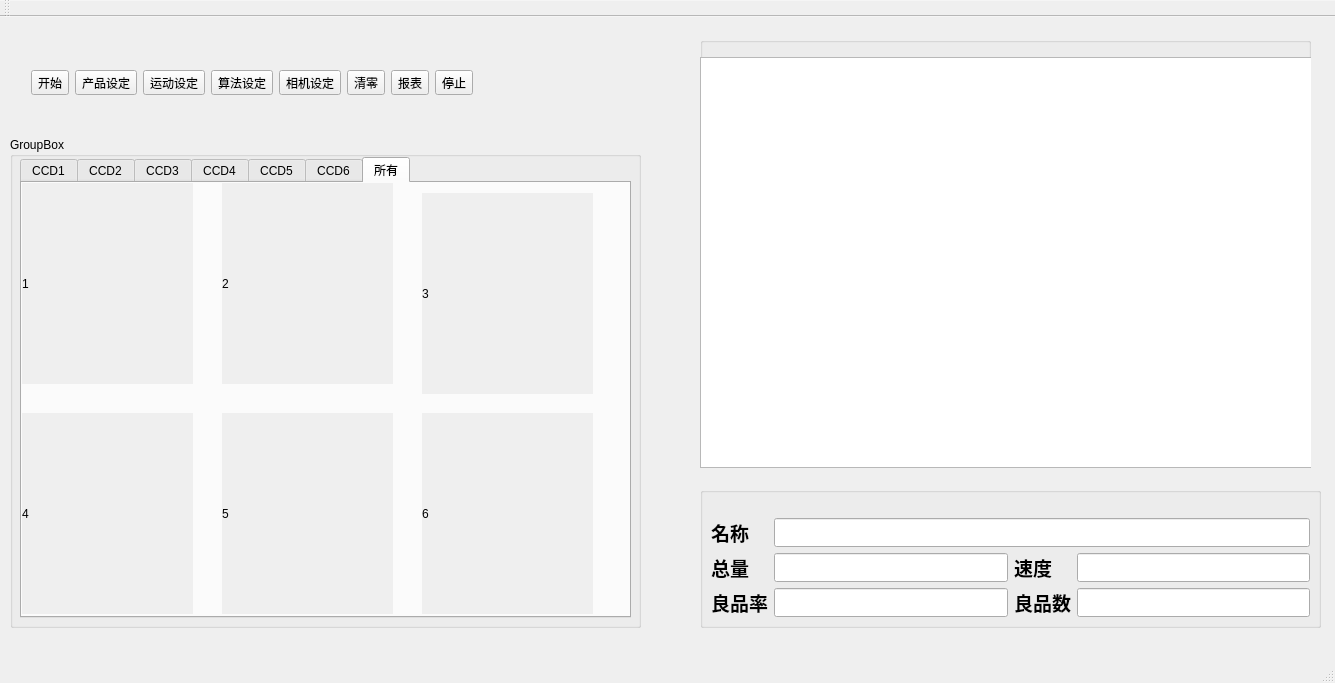
The window that CameraDtecte-1/CameraDtecte1.ui (gzj1997/CameraDtecte-1) describes before a commit, drawn with Qt 5.
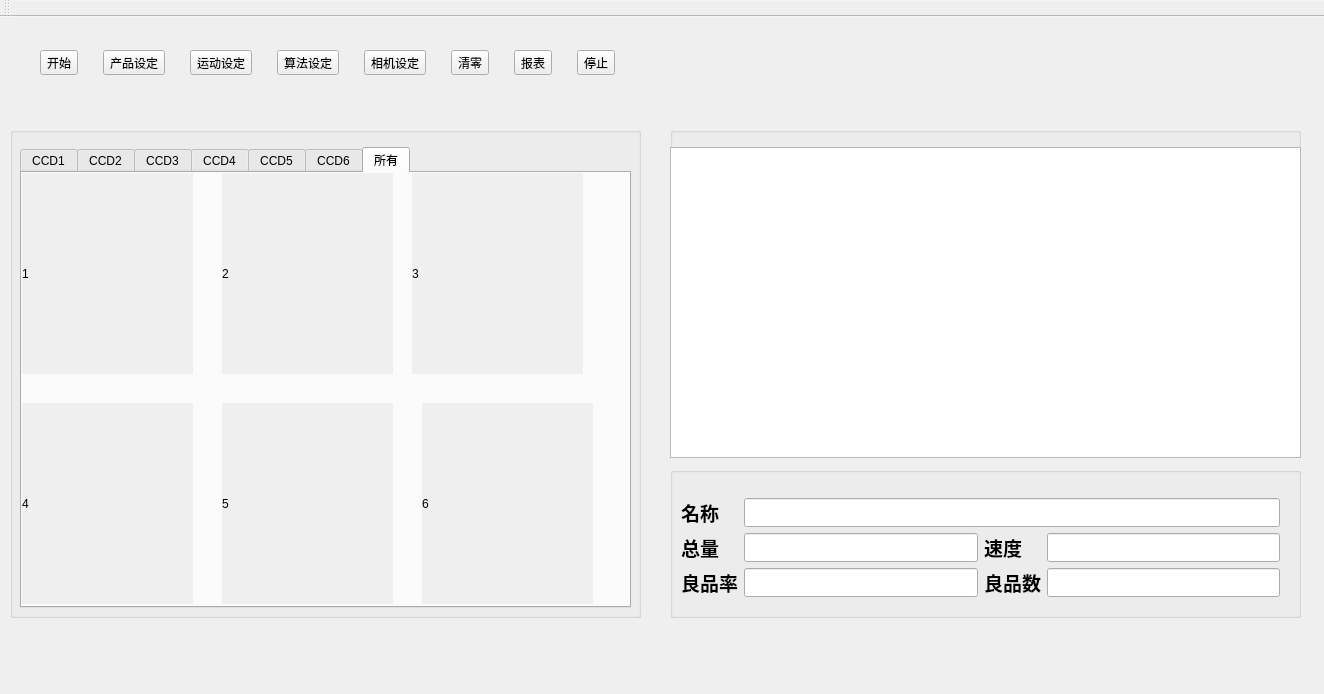
The same window after the commit. The open tabs and pages were chosen to show the change. Icons and pictures are not drawn.

```diff
--- a/CameraDtecte-1/CameraDtecte1.ui
+++ b/CameraDtecte-1/CameraDtecte1.ui
@@ -6,8 +6,8 @@
    <rect>
     <x>0</x>
     <y>0</y>
-    <width>1335</width>
-    <height>683</height>
+    <width>1324</width>
+    <height>694</height>
    </rect>
   </property>
   <property name="windowTitle">
@@ -28,6 +28,12 @@
 border-image:url(); 
 }</string>
   </property>
+  <property name="iconSize">
+   <size>
+    <width>64</width>
+    <height>64</height>
+   </size>
+  </property>
   <widget class="QWidget" name="centralWidget">
    <property name="styleSheet">
     <string notr="true">#centralWidget { 
@@ -40,9 +46,9 @@
    <widget class="QWidget" name="horizontalLayoutWidget">
     <property name="geometry">
      <rect>
-      <x>20</x>
-      <y>20</y>
-      <width>1171</width>
+      <x>10</x>
+      <y>0</y>
+      <width>641</width>
       <height>91</height>
      </rect>
     </property>
@@ -216,28 +222,15 @@
        </property>
       </widget>
      </item>
-     <item>
-      <spacer name="horizontalSpacer">
-       <property name="orientation">
-        <enum>Qt::Horizontal</enum>
-       </property>
-       <property name="sizeHint" stdset="0">
-        <size>
-         <width>40</width>
-         <height>20</height>
-        </size>
-       </property>
-      </spacer>
-     </item>
     </layout>
    </widget>
    <widget class="QGroupBox" name="groupBox_2">
     <property name="geometry">
      <rect>
-      <x>700</x>
-      <y>20</y>
-      <width>611</width>
-      <height>431</height>
+      <x>670</x>
+      <y>110</y>
+      <width>631</width>
+      <height>331</height>
      </rect>
     </property>
     <property name="title">
@@ -248,8 +241,8 @@
       <rect>
        <x>0</x>
        <y>20</y>
-       <width>621</width>
-       <height>411</height>
+       <width>631</width>
+       <height>311</height>
       </rect>
      </property>
     </widget>
@@ -257,10 +250,10 @@
    <widget class="QGroupBox" name="groupBox_3">
     <property name="geometry">
      <rect>
-      <x>700</x>
-      <y>470</y>
-      <width>621</width>
-      <height>141</height>
+      <x>670</x>
+      <y>450</y>
+      <width>631</width>
+      <height>151</height>
      </rect>
     </property>
     <property name="font">
@@ -286,6 +279,14 @@
      <layout class="QGridLayout" name="gridLayout_2">
       <item row="0" column="0">
        <widget class="QLabel" name="label_22">
+        <property name="font">
+         <font>
+          <family>Agency FB</family>
+          <pointsize>14</pointsize>
+          <weight>75</weight>
+          <bold>true</bold>
+         </font>
+        </property>
         <property name="text">
          <string>名称</string>
         </property>
@@ -293,6 +294,14 @@
       </item>
       <item row="1" column="0">
        <widget class="QLabel" name="label_23">
+        <property name="font">
+         <font>
+          <family>Agency FB</family>
+          <pointsize>14</pointsize>
+          <weight>75</weight>
+          <bold>true</bold>
+         </font>
+        </property>
         <property name="text">
          <string>总量</string>
         </property>
@@ -300,6 +309,14 @@
       </item>
       <item row="1" column="2">
        <widget class="QLabel" name="label_24">
+        <property name="font">
+         <font>
+          <family>Agency FB</family>
+          <pointsize>14</pointsize>
+          <weight>75</weight>
+          <bold>true</bold>
+         </font>
+        </property>
         <property name="text">
          <string>速度</string>
         </property>
@@ -307,16 +324,41 @@
       </item>
       <item row="2" column="0">
        <widget class="QLabel" name="label_21">
+        <property name="font">
+         <font>
+          <family>Agency FB</family>
+          <pointsize>14</pointsize>
+          <weight>75</weight>
+          <bold>true</bold>
+         </font>
+        </property>
         <property name="text">
          <string>良品率</string>
         </property>
        </widget>
       </item>
       <item row="1" column="1">
-       <widget class="QLineEdit" name="lineEdit_14"/>
+       <widget class="QLineEdit" name="lineEdit_14">
+        <property name="font">
+         <font>
+          <family>Agency FB</family>
+          <pointsize>14</pointsize>
+          <weight>75</weight>
+          <bold>true</bold>
+         </font>
+        </property>
+       </widget>
       </item>
       <item row="2" column="2">
        <widget class="QLabel" name="label_25">
+        <property name="font">
+         <font>
+          <family>Agency FB</family>
+          <pointsize>14</pointsize>
+          <weight>75</weight>
+          <bold>true</bold>
+         </font>
+        </property>
         <property name="styleSheet">
          <string notr="true">#centralWidget { 
 border-image:url(:/CameraDtecte1/Resources/back2.jpg);
@@ -331,16 +373,52 @@
        </widget>
       </item>
       <item row="1" column="3">
-       <widget class="QLineEdit" name="lineEdit_15"/>
+       <widget class="QLineEdit" name="lineEdit_15">
+        <property name="font">
+         <font>
+          <family>Agency FB</family>
+          <pointsize>14</pointsize>
+          <weight>75</weight>
+          <bold>true</bold>
+         </font>
+        </property>
+       </widget>
       </item>
       <item row="2" column="1">
-       <widget class="QLineEdit" name="lineEdit_16"/>
+       <widget class="QLineEdit" name="lineEdit_16">
+        <property name="font">
+         <font>
+          <family>Agency FB</family>
+          <pointsize>14</pointsize>
+          <weight>75</weight>
+          <bold>true</bold>
+         </font>
+        </property>
+       </widget>
       </item>
       <item row="2" column="3">
-       <widget class="QLineEdit" name="lineEdit_17"/>
+       <widget class="QLineEdit" name="lineEdit_17">
+        <property name="font">
+         <font>
+          <family>Agency FB</family>
+          <pointsize>14</pointsize>
+          <weight>75</weight>
+          <bold>true</bold>
+         </font>
+        </property>
+       </widget>
       </item>
       <item row="0" column="1" colspan="3">
-       <widget class="QLineEdit" name="lineEdit_13"/>
+       <widget class="QLineEdit" name="lineEdit_13">
+        <property name="font">
+         <font>
+          <family>Agency FB</family>
+          <pointsize>14</pointsize>
+          <weight>75</weight>
+          <bold>true</bold>
+         </font>
+        </property>
+       </widget>
       </item>
      </layout>
     </widget>
@@ -349,13 +427,13 @@
     <property name="geometry">
      <rect>
       <x>10</x>
-      <y>120</y>
+      <y>110</y>
       <width>631</width>
       <height>491</height>
      </rect>
     </property>
     <property name="title">
-     <string>GroupBox</string>
+     <string/>
     </property>
     <widget class="QTabWidget" name="tabWidget">
      <property name="geometry">
@@ -563,8 +641,8 @@
       <widget class="QLabel" name="label_14">
        <property name="geometry">
         <rect>
-         <x>400</x>
-         <y>10</y>
+         <x>390</x>
+         <y>0</y>
          <width>171</width>
          <height>201</height>
         </rect>
@@ -595,6 +673,82 @@
      </widget>
     </widget>
    </widget>
+   <widget class="QToolButton" name="toolButton_10">
+    <property name="geometry">
+     <rect>
+      <x>0</x>
+      <y>610</y>
+      <width>1321</width>
+      <height>61</height>
+     </rect>
+    </property>
+    <property name="contextMenuPolicy">
+     <enum>Qt::NoContextMenu</enum>
+    </property>
+    <property name="styleSheet">
+     <string notr="true"/>
+    </property>
+    <property name="text">
+     <string/>
+    </property>
+    <property name="icon">
+     <iconset resource="CameraDtecte1.qrc">
+      <normaloff>:/CameraDtecte1/Resources/icon6.jpg</normaloff>:/CameraDtecte1/Resources/icon6.jpg</iconset>
+    </property>
+    <property name="iconSize">
+     <size>
+      <width>11111</width>
+      <height>222</height>
+     </size>
+    </property>
+    <property name="autoExclusive">
+     <bool>true</bool>
+    </property>
+    <property name="toolButtonStyle">
+     <enum>Qt::ToolButtonIconOnly</enum>
+    </property>
+    <property name="autoRaise">
+     <bool>true</bool>
+    </property>
+   </widget>
+   <widget class="QToolButton" name="toolButton_11">
+    <property name="geometry">
+     <rect>
+      <x>660</x>
+      <y>0</y>
+      <width>651</width>
+      <height>101</height>
+     </rect>
+    </property>
+    <property name="contextMenuPolicy">
+     <enum>Qt::NoContextMenu</enum>
+    </property>
+    <property name="styleSheet">
+     <string notr="true"/>
+    </property>
+    <property name="text">
+     <string/>
+    </property>
+    <property name="icon">
+     <iconset resource="CameraDtecte1.qrc">
+      <normaloff>:/CameraDtecte1/Resources/icon5.jpg</normaloff>:/CameraDtecte1/Resources/icon5.jpg</iconset>
+    </property>
+    <property name="iconSize">
+     <size>
+      <width>11111</width>
+      <height>222</height>
+     </size>
+    </property>
+    <property name="autoExclusive">
+     <bool>true</bool>
+    </property>
+    <property name="toolButtonStyle">
+     <enum>Qt::ToolButtonIconOnly</enum>
+    </property>
+    <property name="autoRaise">
+     <bool>true</bool>
+    </property>
+   </widget>
   </widget>
   <widget class="QMenuBar" name="menuBar">
    <property name="geometry">
@@ -617,7 +771,6 @@
     <bool>false</bool>
    </attribute>
   </widget>
-  <widget class="QStatusBar" name="statusBar"/>
  </widget>
  <layoutdefault spacing="6" margin="11"/>
  <resources>
```
Left out of the diff: 18 changed lines with no effect on the pictures.
